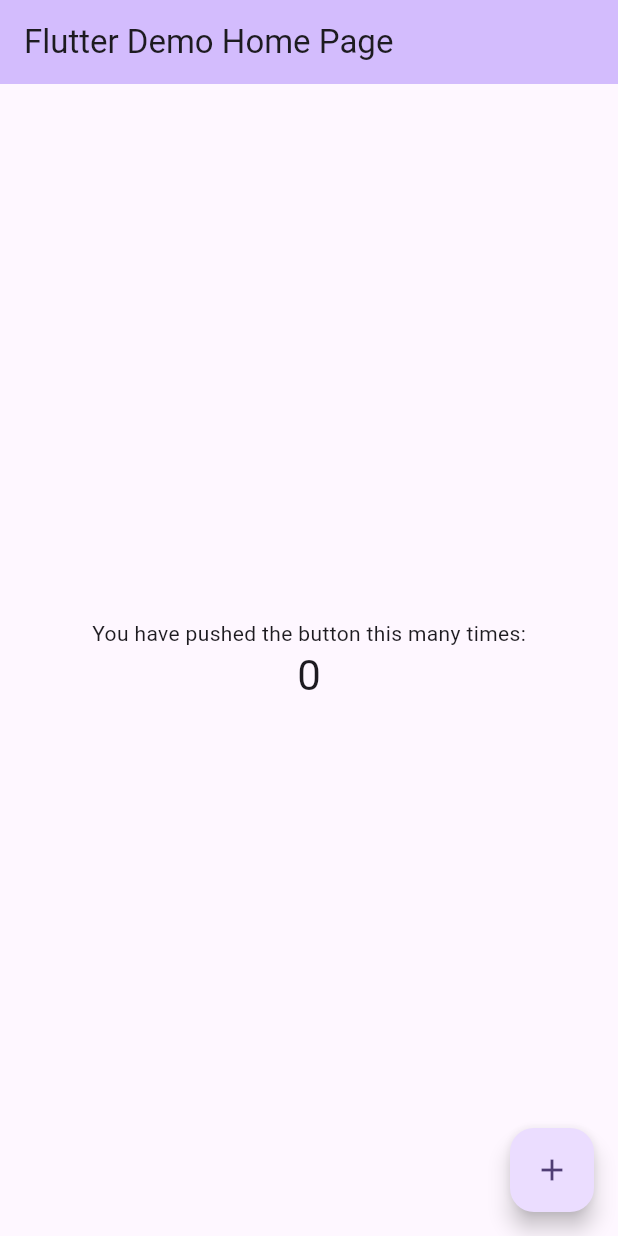
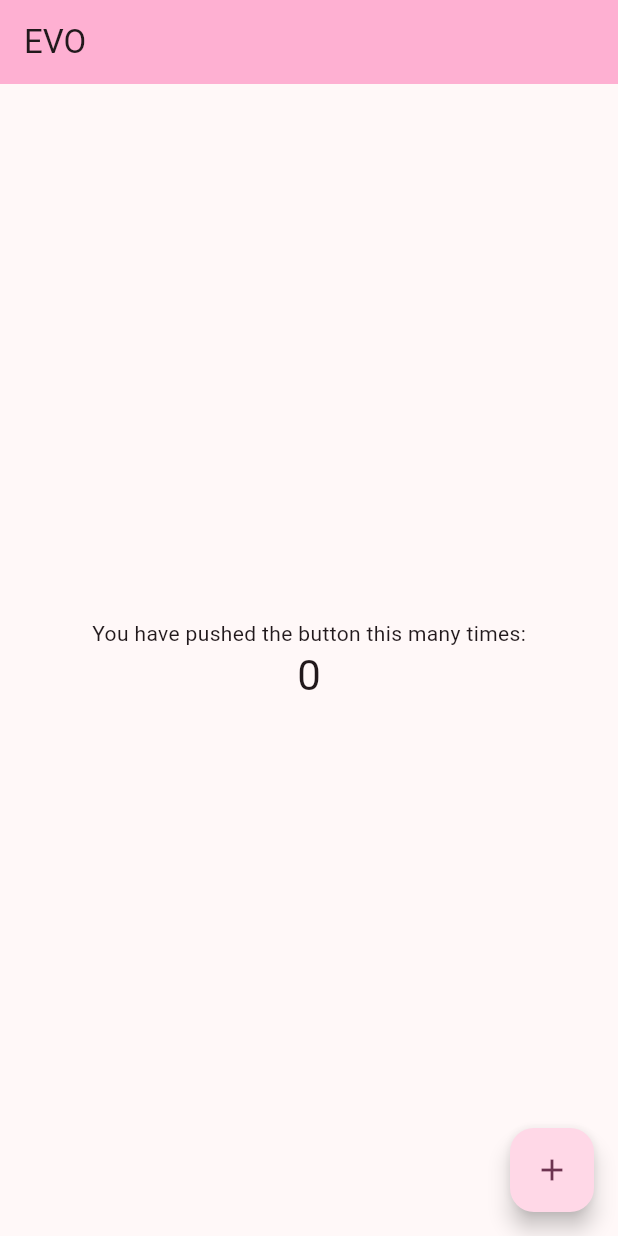
Before and after one commit to bassepeder/evo-app, a Flutter app: the screen it shows after launch, on a phone screen of 412 x 824 dp. Run offline on Flutter 3.47's test engine with Material 3 defaults, Android fonts, the phone set to English and light mode, and no system bars.

Commit message:
Get rid of comments and rename executable

```diff
--- a/lib/main.dart
+++ b/lib/main.dart
@@ -7,46 +7,22 @@ void main() {
 class MyApp extends StatelessWidget {
   const MyApp({super.key});
 
-  // This widget is the root of your application.
   @override
   Widget build(BuildContext context) {
     return MaterialApp(
-      title: 'Flutter Demo',
+      title: 'EVO',
+      debugShowCheckedModeBanner: false,
       theme: ThemeData(
-        // This is the theme of your application.
-        //
-        // TRY THIS: Try running your application with "flutter run". You'll see
-        // the application has a purple toolbar. Then, without quitting the app,
-        // try changing the seedColor in the colorScheme below to Colors.green
-        // and then invoke "hot reload" (save your changes or press the "hot
-        // reload" button in a Flutter-supported IDE, or press "r" if you used
-        // the command line to start the app).
-        //
-        // Notice that the counter didn't reset back to zero; the application
-        // state is not lost during the reload. To reset the state, use hot
-        // restart instead.
-        //
-        // This works for code too, not just values: Most code changes can be
-        // tested with just a hot reload.
-        colorScheme: ColorScheme.fromSeed(seedColor: Colors.deepPurple),
+        colorScheme: ColorScheme.fromSeed(seedColor: Color(0xFFC00080)),
         useMaterial3: true,
       ),
-      home: const MyHomePage(title: 'Flutter Demo Home Page'),
+      home: const MyHomePage(title: 'EVO'),
     );
   }
 }
 
 class MyHomePage extends StatefulWidget {
   const MyHomePage({super.key, required this.title});
-
-  // This widget is the home page of your application. It is stateful, meaning
-  // that it has a State object (defined below) that contains fields that affect
-  // how it looks.
-
-  // This class is the configuration for the state. It holds the values (in this
-  // case the title) provided by the parent (in this case the App widget) and
-  // used by the build method of the State. Fields in a Widget subclass are
-  // always marked "final".
 
   final String title;
 
@@ -59,50 +35,19 @@ class _MyHomePageState extends State<MyHomePage> {
 
   void _incrementCounter() {
     setState(() {
-      // This call to setState tells the Flutter framework that something has
-      // changed in this State, which causes it to rerun the build method below
-      // so that the display can reflect the updated values. If we changed
-      // _counter without calling setState(), then the build method would not be
-      // called again, and so nothing would appear to happen.
       _counter++;
     });
   }
 
   @override
   Widget build(BuildContext context) {
-    // This method is rerun every time setState is called, for instance as done
-    // by the _incrementCounter method above.
-    //
-    // The Flutter framework has been optimized to make rerunning build methods
-    // fast, so that you can just rebuild anything that needs updating rather
-    // than having to individually change instances of widgets.
     return Scaffold(
       appBar: AppBar(
-        // TRY THIS: Try changing the color here to a specific color (to
-        // Colors.amber, perhaps?) and trigger a hot reload to see the AppBar
-        // change color while the other colors stay the same.
         backgroundColor: Theme.of(context).colorScheme.inversePrimary,
-        // Here we take the value from the MyHomePage object that was created by
-        // the App.build method, and use it to set our appbar title.
         title: Text(widget.title),
       ),
       body: Center(
-        // Center is a layout widget. It takes a single child and positions it
-        // in the middle of the parent.
         child: Column(
-          // Column is also a layout widget. It takes a list of children and
-          // arranges them vertically. By default, it sizes itself to fit its
-          // children horizontally, and tries to be as tall as its parent.
-          //
-          // Column has various properties to control how it sizes itself and
-          // how it positions its children. Here we use mainAxisAlignment to
-          // center the children vertically; the main axis here is the vertical
-          // axis because Columns are vertical (the cross axis would be
-          // horizontal).
-          //
-          // TRY THIS: Invoke "debug painting" (choose the "Toggle Debug Paint"
-          // action in the IDE, or press "p" in the console), to see the
-          // wireframe for each widget.
           mainAxisAlignment: MainAxisAlignment.center,
           children: <Widget>[
             const Text(
@@ -119,7 +64,7 @@ class _MyHomePageState extends State<MyHomePage> {
         onPressed: _incrementCounter,
         tooltip: 'Increment',
         child: const Icon(Icons.add),
-      ), // This trailing comma makes auto-formatting nicer for build methods.
+      ),
     );
   }
 }
```
Also changed, not shown: 2 other files.
